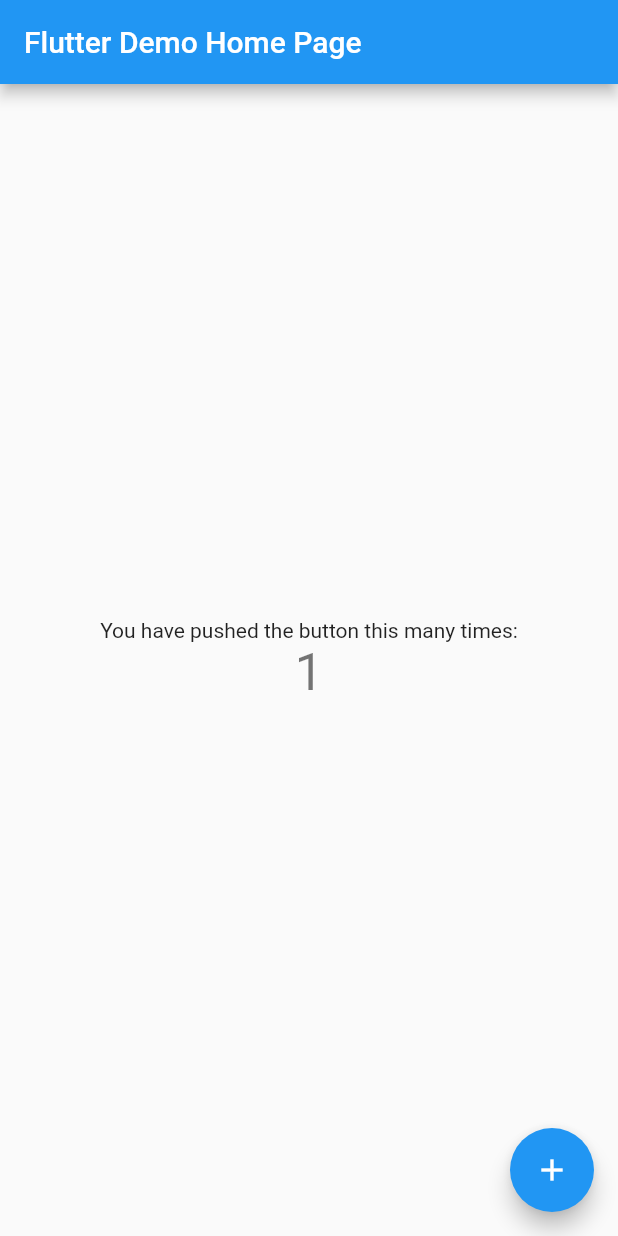
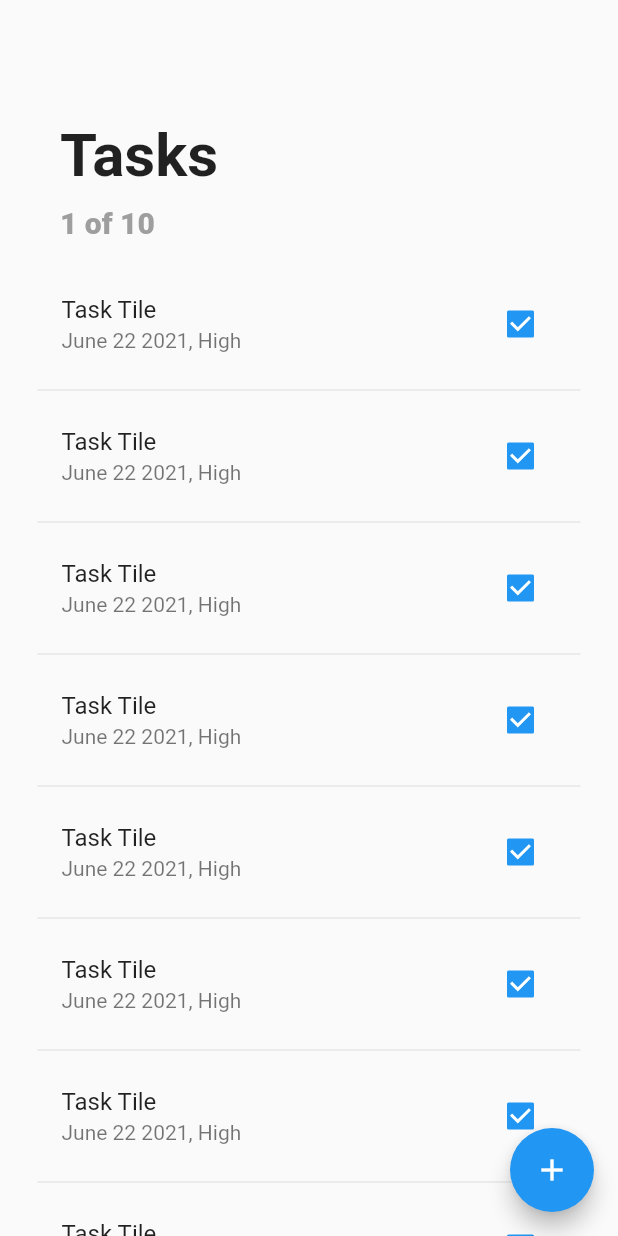
Before and after one commit to manil-123/todo_sqflite_app, a Flutter app: the screen it shows after launch, after a tap on the "add" icon, on a phone screen of 412 x 824 dp. Run offline on Flutter 3.47's test engine with Material 2 defaults, Android fonts, the phone set to English and light mode, and no system bars.

Commit message:
initial UI

```diff
--- a/lib/main.dart
+++ b/lib/main.dart
@@ -1,4 +1,5 @@
 import 'package:flutter/material.dart';
+import 'package:todo_sqflite_app/screens/todo_list_screen.dart';
 
 void main() {
   runApp(MyApp());
@@ -9,105 +10,12 @@ class MyApp extends StatelessWidget {
   @override
   Widget build(BuildContext context) {
     return MaterialApp(
-      title: 'Flutter Demo',
+      title: 'Flutter Todo List',
+      debugShowCheckedModeBanner: false,
       theme: ThemeData(
-        // This is the theme of your application.
-        //
-        // Try running your application with "flutter run". You'll see the
-        // application has a blue toolbar. Then, without quitting the app, try
-        // changing the primarySwatch below to Colors.green and then invoke
-        // "hot reload" (press "r" in the console where you ran "flutter run",
-        // or simply save your changes to "hot reload" in a Flutter IDE).
-        // Notice that the counter didn't reset back to zero; the application
-        // is not restarted.
         primarySwatch: Colors.blue,
       ),
-      home: MyHomePage(title: 'Flutter Demo Home Page'),
+      home: TodoListScreen(),
     );
   }
 }
-
-class MyHomePage extends StatefulWidget {
-  MyHomePage({Key? key, required this.title}) : super(key: key);
-
-  // This widget is the home page of your application. It is stateful, meaning
-  // that it has a State object (defined below) that contains fields that affect
-  // how it looks.
-
-  // This class is the configuration for the state. It holds the values (in this
-  // case the title) provided by the parent (in this case the App widget) and
-  // used by the build method of the State. Fields in a Widget subclass are
-  // always marked "final".
-
-  final String title;
-
-  @override
-  _MyHomePageState createState() => _MyHomePageState();
-}
-
-class _MyHomePageState extends State<MyHomePage> {
-  int _counter = 0;
-
-  void _incrementCounter() {
-    setState(() {
-      // This call to setState tells the Flutter framework that something has
-      // changed in this State, which causes it to rerun the build method below
-      // so that the display can reflect the updated values. If we changed
-      // _counter without calling setState(), then the build method would not be
-      // called again, and so nothing would appear to happen.
-      _counter++;
-    });
-  }
-
-  @override
-  Widget build(BuildContext context) {
-    // This method is rerun every time setState is called, for instance as done
-    // by the _incrementCounter method above.
-    //
-    // The Flutter framework has been optimized to make rerunning build methods
-    // fast, so that you can just rebuild anything that needs updating rather
-    // than having to individually change instances of widgets.
-    return Scaffold(
-      appBar: AppBar(
-        // Here we take the value from the MyHomePage object that was created by
-        // the App.build method, and use it to set our appbar title.
-        title: Text(widget.title),
-      ),
-      body: Center(
-        // Center is a layout widget. It takes a single child and positions it
-        // in the middle of the parent.
-        child: Column(
-          // Column is also a layout widget. It takes a list of children and
-          // arranges them vertically. By default, it sizes itself to fit its
-          // children horizontally, and tries to be as tall as its parent.
-          //
-          // Invoke "debug painting" (press "p" in the console, choose the
-          // "Toggle Debug Paint" action from the Flutter Inspector in Android
-          // Studio, or the "Toggle Debug Paint" command in Visual Studio Code)
-          // to see the wireframe for each widget.
-          //
-          // Column has various properties to control how it sizes itself and
-          // how it positions its children. Here we use mainAxisAlignment to
-          // center the children vertically; the main axis here is the vertical
-          // axis because Columns are vertical (the cross axis would be
-          // horizontal).
-          mainAxisAlignment: MainAxisAlignment.center,
-          children: <Widget>[
-            Text(
-              'You have pushed the button this many times:',
-            ),
-            Text(
-              '$_counter',
-              style: Theme.of(context).textTheme.headline4,
-            ),
-          ],
-        ),
-      ),
-      floatingActionButton: FloatingActionButton(
-        onPressed: _incrementCounter,
-        tooltip: 'Increment',
-        child: Icon(Icons.add),
-      ), // This trailing comma makes auto-formatting nicer for build methods.
-    );
-  }
-}
--- /dev/null
+++ b/lib/screens/todo_list_screen.dart
@@ -0,0 +1,83 @@
+import 'package:flutter/cupertino.dart';
+import 'package:flutter/material.dart';
+
+class TodoListScreen extends StatefulWidget {
+  const TodoListScreen({Key? key}) : super(key: key);
+
+  @override
+  _TodoListScreenState createState() => _TodoListScreenState();
+}
+
+class _TodoListScreenState extends State<TodoListScreen> {
+  @override
+  Widget build(BuildContext context) {
+    return Scaffold(
+      floatingActionButton: FloatingActionButton(
+        backgroundColor: Theme.of(context).primaryColor,
+        child: Icon(Icons.add),
+        onPressed: () {
+          print('Hello');
+        },
+      ),
+      body: ListView.builder(
+        padding: EdgeInsets.symmetric(vertical: 60.0),
+        itemCount: 10,
+        itemBuilder: (context, index) {
+          if (index == 0) {
+            return Padding(
+              padding:
+                  const EdgeInsets.symmetric(horizontal: 40.0, vertical: 20.0),
+              child: Column(
+                crossAxisAlignment: CrossAxisAlignment.start,
+                children: [
+                  Text(
+                    'Tasks',
+                    style: TextStyle(
+                      color: Colors.black87,
+                      fontSize: 40.0,
+                      fontWeight: FontWeight.bold,
+                    ),
+                  ),
+                  SizedBox(
+                    height: 10.0,
+                  ),
+                  Text(
+                    '1 of 10',
+                    style: TextStyle(
+                      color: Colors.grey,
+                      fontSize: 20.0,
+                      fontWeight: FontWeight.w800,
+                    ),
+                  ),
+                ],
+              ),
+            );
+          }
+          return _buildTask(index);
+        },
+      ),
+    );
+  }
+
+  Widget _buildTask(int index) {
+    return Padding(
+      padding: const EdgeInsets.symmetric(horizontal: 25.0),
+      child: Column(
+        children: [
+          ListTile(
+            title: Text('Task Tile'),
+            subtitle: Text('June 22 2021, High'),
+            trailing: Checkbox(
+              onChanged: (value) {
+                print(value);
+              },
+              activeColor: Theme.of(context).primaryColor,
+              value: true,
+            ),
+          ),
+          Divider(),
+        ],
+      ),
+    );
+  }
+}
```
